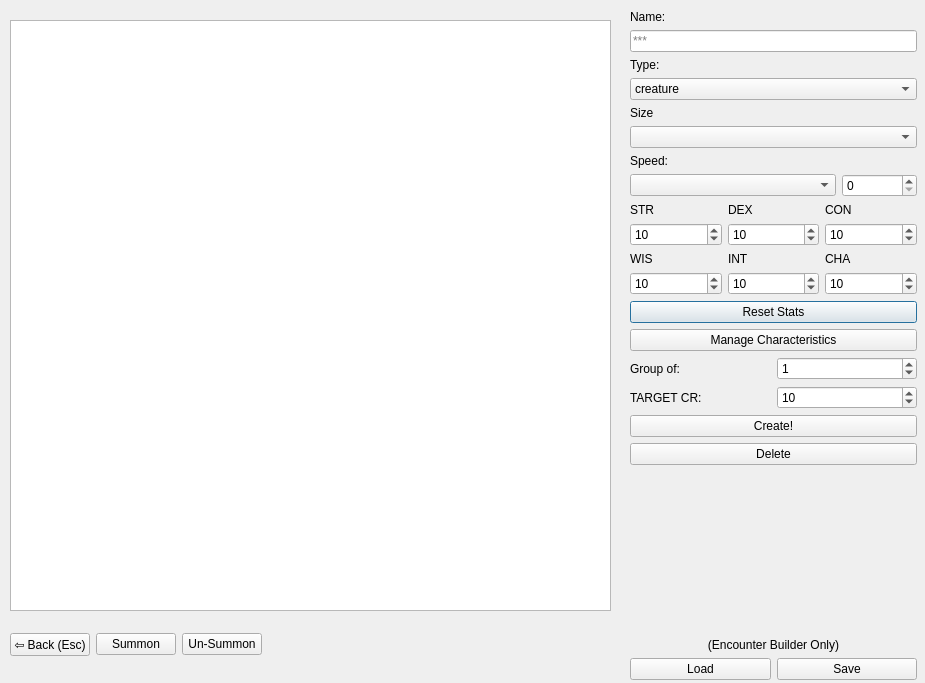
Before: the Qt Designer form ui_files/Encounter_Dialog.ui in nogasgofast/Adventure_Wrench, drawn with Qt 5.
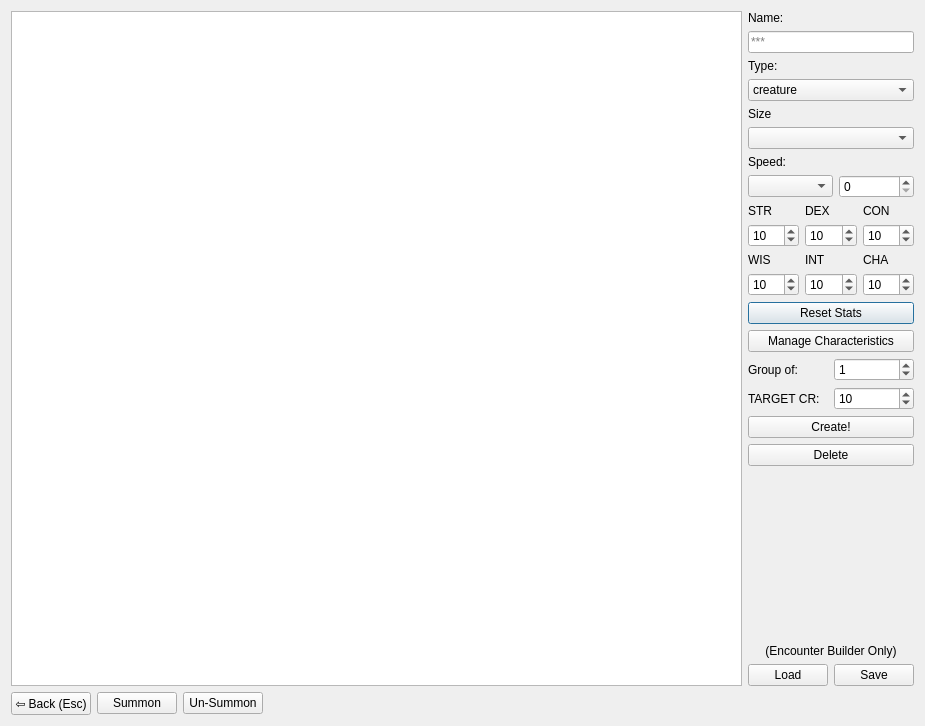
After: the same form once the commit is applied.

```diff
--- a/ui_files/Encounter_Dialog.ui
+++ b/ui_files/Encounter_Dialog.ui
@@ -7,20 +7,22 @@
     <x>0</x>
     <y>0</y>
     <width>925</width>
-    <height>683</height>
+    <height>726</height>
    </rect>
   </property>
   <property name="windowTitle">
    <string>Encounter Builder</string>
   </property>
+  <layout class="QVBoxLayout" name="verticalLayout_3">
+   <item>
+    <layout class="QHBoxLayout" name="horizontalLayout_10">
+     <item>
   <widget class="QListWidget" name="listWidget_Display">
-   <property name="geometry">
-    <rect>
-     <x>10</x>
-     <y>20</y>
-     <width>601</width>
-     <height>591</height>
-    </rect>
+       <property name="sizePolicy">
+        <sizepolicy hsizetype="Expanding" vsizetype="Expanding">
+         <horstretch>1</horstretch>
+         <verstretch>0</verstretch>
+        </sizepolicy>
    </property>
    <property name="showDropIndicator" stdset="0">
     <bool>false</bool>
@@ -38,19 +40,15 @@
     <bool>true</bool>
    </property>
   </widget>
-  <widget class="QWidget" name="verticalLayoutWidget">
-   <property name="geometry">
-    <rect>
-     <x>630</x>
-     <y>10</y>
-     <width>287</width>
-     <height>670</height>
-    </rect>
-   </property>
+     </item>
+     <item>
    <layout class="QVBoxLayout" name="verticalLayout">
     <property name="sizeConstraint">
      <enum>QLayout::SetMinimumSize</enum>
     </property>
+       <property name="leftMargin">
+        <number>0</number>
+       </property>
     <item>
      <widget class="QLabel" name="label_13">
       <property name="text">
@@ -376,16 +374,10 @@
      </layout>
     </item>
    </layout>
-  </widget>
-  <widget class="QWidget" name="horizontalLayoutWidget">
-   <property name="geometry">
-    <rect>
-     <x>10</x>
-     <y>619</y>
-     <width>611</width>
-     <height>51</height>
-    </rect>
-   </property>
+     </item>
+    </layout>
+   </item>
+   <item>
    <layout class="QHBoxLayout" name="horizontalLayout_8">
     <item>
      <widget class="QPushButton" name="pushButton_back">
@@ -431,7 +423,8 @@
      </spacer>
     </item>
    </layout>
-  </widget>
+   </item>
+  </layout>
  </widget>
  <resources/>
  <connections/>
```
Left out of the diff: 10 changed lines with no effect on the pictures. Lines whose indentation alone changed are shown as unchanged.
